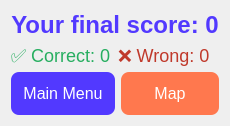
The window that resultpage.ui (aishug18/GeoBreakerGame) describes before a commit, drawn with Qt 5.
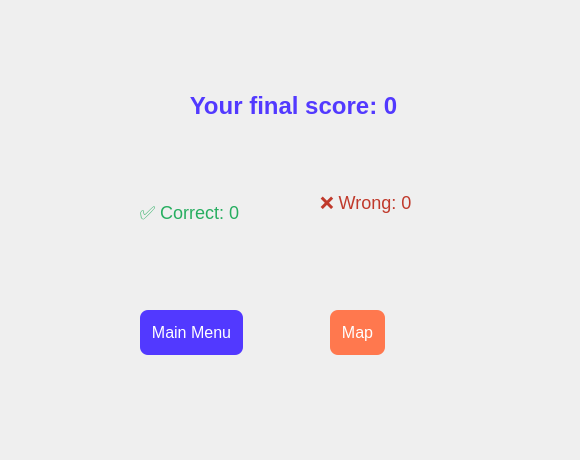
The same window after the commit.

What changed in the file:
```diff
--- a/resultpage.ui
+++ b/resultpage.ui
@@ -2,45 +2,45 @@
 <ui version="4.0">
  <class>ResultPage</class>
  <widget class="QWidget" name="ResultPage">
-  <property name="windowTitle"><string>Game Over</string></property>
-  <layout class="QVBoxLayout" name="verticalLayout">
-    <!-- Final Score -->
-    <item>
+  <property name="geometry">
+   <rect>
+    <x>0</x>
+    <y>0</y>
+    <width>580</width>
+    <height>460</height>
+   </rect>
+  </property>
+  <property name="windowTitle">
+   <string>Game Over</string>
+  </property>
       <widget class="QLabel" name="scoreLabel">
-        <property name="text"><string>Your final score: 0</string></property>
-        <property name="alignment"><set>Qt::AlignCenter</set></property>
+   <property name="geometry">
+    <rect>
+     <x>190</x>
+     <y>90</y>
+     <width>207</width>
+     <height>32</height>
+    </rect>
+   </property>
         <property name="styleSheet">
           <string>font-size:24px; font-weight:bold; color:#5239FF;</string>
         </property>
-      </widget>
-    </item>
-    <!-- Correct / Wrong Stats -->
-    <item>
-      <layout class="QHBoxLayout" name="statsLayout">
-        <item>
-          <widget class="QLabel" name="correctLabel">
-            <property name="text"><string>✅ Correct: 0</string></property>
-            <property name="styleSheet">
-              <string>font-size:18px; color:#27ae60;</string>
-            </property>
-          </widget>
-        </item>
-        <item>
-          <widget class="QLabel" name="wrongLabel">
-            <property name="text"><string>❌ Wrong: 0</string></property>
-            <property name="styleSheet">
-              <string>font-size:18px; color:#c0392b;</string>
-            </property>
-          </widget>
-        </item>
-      </layout>
-    </item>
-    <!-- Buttons -->
-    <item>
-      <layout class="QHBoxLayout" name="buttonLayout" stretch="0,0">
-        <item>
+   <property name="text">
+    <string>Your final score: 0</string>
+   </property>
+   <property name="alignment">
+    <set>Qt::AlignmentFlag::AlignCenter</set>
+   </property>
+  </widget>
           <widget class="QPushButton" name="mainMenuBtn">
-            <property name="text"><string>Main Menu</string></property>
+   <property name="geometry">
+    <rect>
+     <x>140</x>
+     <y>310</y>
+     <width>103</width>
+     <height>45</height>
+    </rect>
+   </property>
             <property name="styleSheet">
               <string>
                 QPushButton {
@@ -53,11 +53,19 @@
                 QPushButton:hover { background-color: #3a1db9; }
               </string>
             </property>
-          </widget>
-        </item>
-        <item>
+   <property name="text">
+    <string>Main Menu</string>
+   </property>
+  </widget>
           <widget class="QPushButton" name="mapBtn">
-            <property name="text"><string>Map</string></property>
+   <property name="geometry">
+    <rect>
+     <x>330</x>
+     <y>310</y>
+     <width>55</width>
+     <height>45</height>
+    </rect>
+   </property>
             <property name="styleSheet">
               <string>
                 QPushButton {
@@ -70,11 +78,42 @@
                 QPushButton:hover { background-color: #e86e3e; }
               </string>
             </property>
-          </widget>
-        </item>
-      </layout>
-    </item>
-  </layout>
+   <property name="text">
+    <string>Map</string>
+   </property>
+  </widget>
+  <widget class="QLabel" name="wrongLabel">
+   <property name="geometry">
+    <rect>
+     <x>320</x>
+     <y>190</y>
+     <width>104</width>
+     <height>24</height>
+    </rect>
+   </property>
+   <property name="styleSheet">
+    <string>font-size:18px; color:#c0392b;</string>
+   </property>
+   <property name="text">
+    <string>❌ Wrong: 0</string>
+   </property>
+  </widget>
+  <widget class="QLabel" name="correctLabel">
+   <property name="geometry">
+    <rect>
+     <x>140</x>
+     <y>200</y>
+     <width>106</width>
+     <height>24</height>
+    </rect>
+   </property>
+   <property name="styleSheet">
+    <string>font-size:18px; color:#27ae60;</string>
+   </property>
+   <property name="text">
+    <string>✅ Correct: 0</string>
+   </property>
+  </widget>
  </widget>
  <resources/>
  <connections/>
```
Lines whose indentation alone changed are shown as unchanged.
